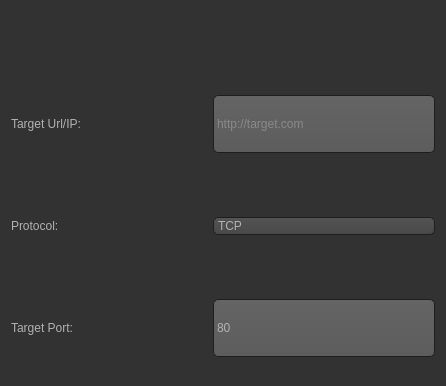
Above: mainwindow.ui from sepehrdaddev/Xerxes-Android before the change; both pictures show x 0 to 446 and y 0 to 386 of the 446 by 735 pixel window. Below: the same form after it.
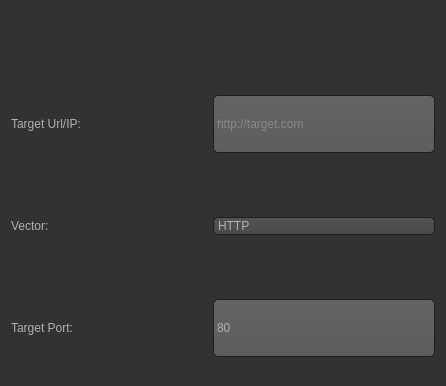
That is the form after the change. Icons and pictures are not drawn.

Patch:
```diff
--- a/mainwindow.ui
+++ b/mainwindow.ui
@@ -740,7 +740,7 @@
     <item row="7" column="0">
      <widget class="QLabel" name="label_6">
       <property name="text">
-       <string>Protocol:</string>
+       <string>Vector:</string>
       </property>
      </widget>
     </item>
@@ -761,7 +761,7 @@
      <widget class="QComboBox" name="comboBox">
       <item>
        <property name="text">
-        <string>TCP</string>
+        <string>HTTP</string>
        </property>
       </item>
       <item>
```
Left out of the diff: 7 changed lines with no effect on the pictures.
